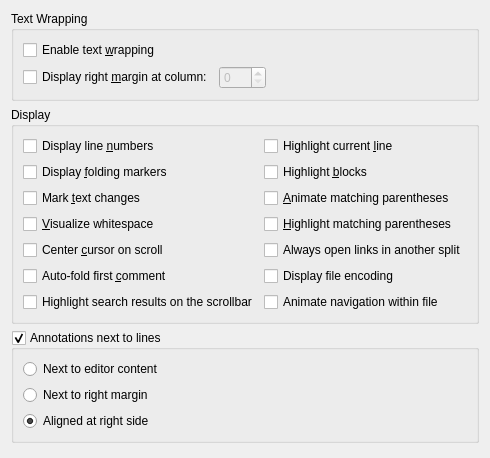
This is src/plugins/texteditor/displaysettingspage.ui in qt-creator/qt-creator as Qt 5 draws it before an edit. The edited form follows.
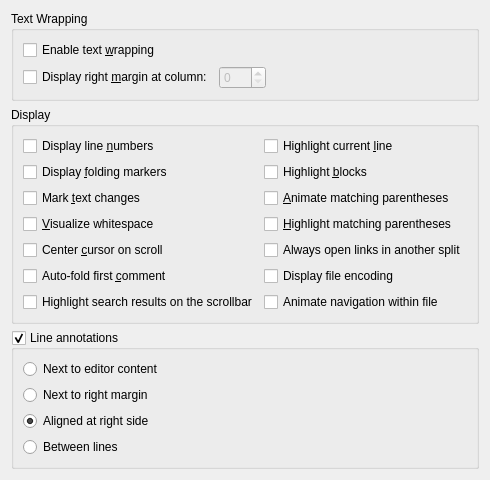
This is the edited form.

Commit message:
TextEditor: Add option to display annotation between lines
Task-number: QTCREATORBUG-19181

What changed in the file:
```diff
--- a/src/plugins/texteditor/displaysettingspage.ui
+++ b/src/plugins/texteditor/displaysettingspage.ui
@@ -187,7 +187,7 @@
    <item row="2" column="0">
     <widget class="QGroupBox" name="displayAnnotations">
      <property name="title">
-      <string>Annotations next to lines</string>
+      <string>Line annotations</string>
      </property>
      <property name="checkable">
       <bool>true</bool>
@@ -217,6 +217,13 @@
         </property>
        </widget>
       </item>
+      <item>
+       <widget class="QRadioButton" name="betweenLines">
+        <property name="text">
+         <string>Between lines</string>
+        </property>
+       </widget>
+      </item>
      </layout>
     </widget>
    </item>
```
The commit also changes 6 other files.
